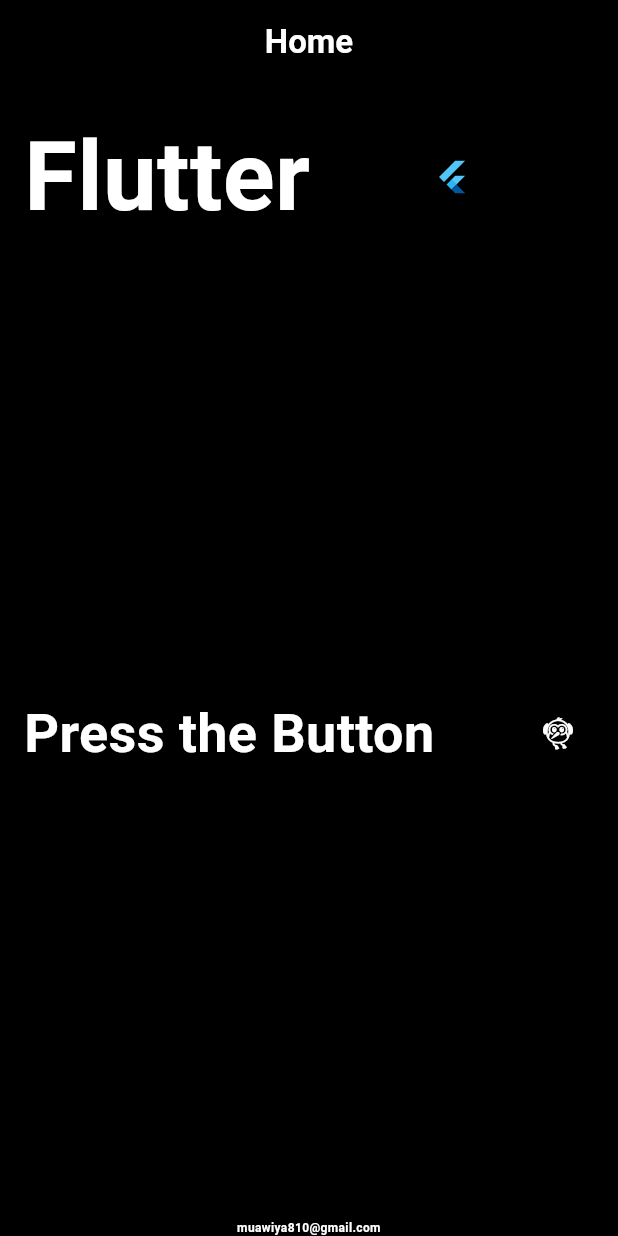
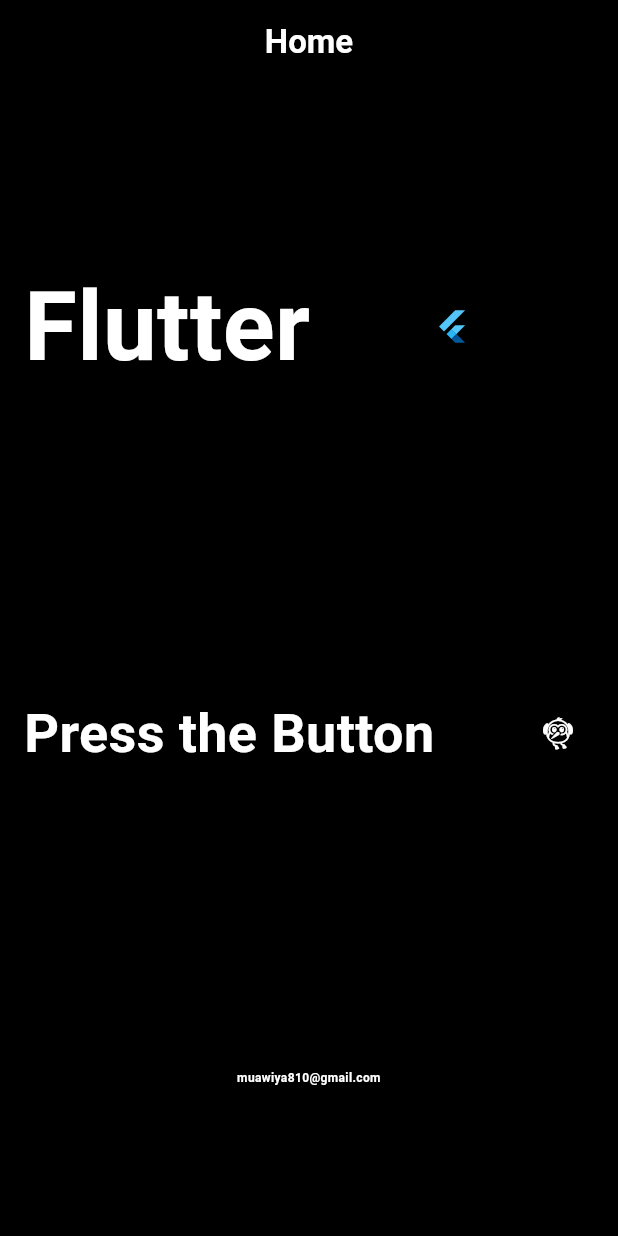
Before and after one commit to Muawiya-Ismael/first_flutter_app, a Flutter app: the screen it shows after launch, on a phone screen of 412 x 824 dp. Run offline on Flutter 3.47's test engine with Material 3 defaults, Android fonts, the phone set to English and light mode, and no system bars.

Commit message:
study flutter main widgets

```diff
--- a/lib/main.dart
+++ b/lib/main.dart
@@ -125,11 +125,10 @@ class FirstPage extends StatelessWidget{
     return Center(
       child: Container(
         margin: const EdgeInsets.fromLTRB(16, 16, 16, 0),
-        child: Column(
-          mainAxisAlignment: MainAxisAlignment.spaceBetween,
+        child:  Column(
+          mainAxisAlignment: MainAxisAlignment.spaceAround,
             children: [
              Row(
-
                       children: [
                         Text('Flutter', style: TextStyle(color: Colors.white, fontSize: 64, fontWeight: FontWeight.bold,),),
                         Expanded(child: FlutterLogo(),
@@ -145,7 +144,7 @@ class FirstPage extends StatelessWidget{
                 IconButton(
                   icon: Icon(Icons.flutter_dash, color: Colors.white,),
                   tooltip: 'Search',
-                  onPressed: null,
+                  onPressed: (){print("hello");},
                 ),
               ],
             ),
@@ -156,9 +155,6 @@ class FirstPage extends StatelessWidget{
                   ),
                 ],
               ),
-
-
-
             ],
           ),
         ),
```
Also changed, not shown: pubspec.lock, 127 other files.
